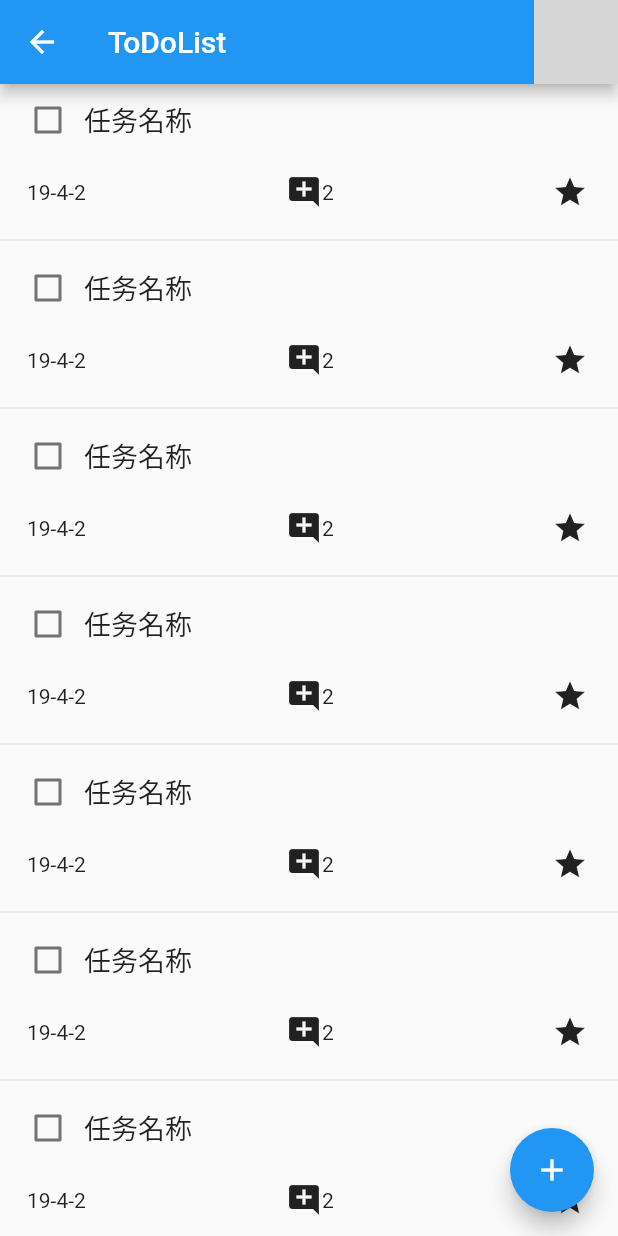
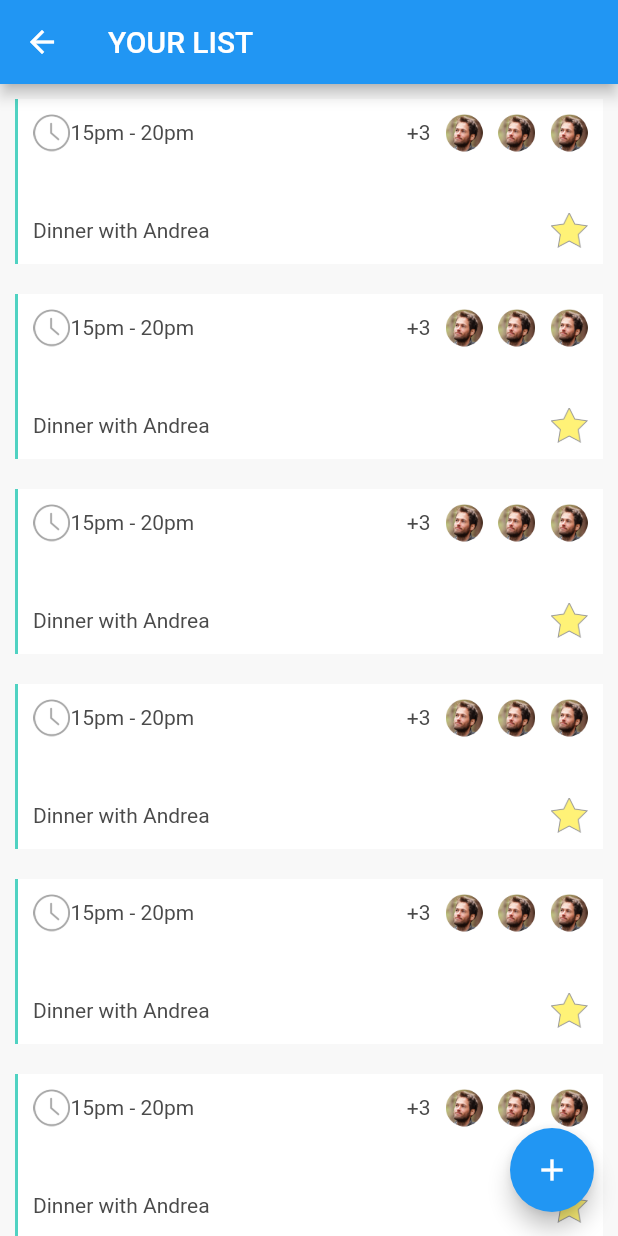
Before and after one commit to JsouLiang/ToDoList, a Flutter app: the TodoListPage screen opened directly, on a phone screen of 412 x 824 dp. Run offline on Flutter 3.47's test engine with Material 2 defaults, Android fonts, the phone set to English and light mode, and no system bars; our stand-ins replace image_picker; Roboto replaces fonts that are missing (Avenir); grey boxes are pictures that could not be loaded.

Commit message:
List Page

```diff
--- a/lib/app/pages/todo_list_page.dart
+++ b/lib/app/pages/todo_list_page.dart
@@ -1,51 +1,55 @@
+import 'dart:math';
+
 import 'package:flutter/material.dart';
-
-import '../components/profile_image_component.dart';
-import 'user_grid_list_page.dart';
 
 class TodoListPage extends StatefulWidget {
   @override
   State<StatefulWidget> createState() => TodoListState();
 }
 
+const Color DOING_TASK_COLOR = Color.fromARGB(255, 80, 210, 194);
+const Color LATER_TASK_COLOR = Color.fromARGB(255, 255, 51, 102);
+
 class TodoListState extends State<TodoListPage> {
+  @override
+  void initState() {
+    // TODO: implement initState
+    super.initState();
+    List<List<int>> datas = [
+      [1, 2],
+      [1, 2, 3, 4],
+      [1],
+      [1, 2]
+    ];
+  }
+
   @override
   Widget build(BuildContext context) {
     return Scaffold(
       appBar: AppBar(
-        title: Text('ToDoList'),
+        title: Text('YOUR LIST'),
 //        leading: Text(''),
         actions: <Widget>[
-          ProfileImage(
-            NetworkImage(
-                'https://ss1.bdstatic.com/70cFvXSh_Q1YnxGkpoWK1HF6hhy/it/u=3882265467,3924971696&fm=27&gp=0.jpg'),
-            Size(kBottomNavigationBarHeight, kBottomNavigationBarHeight),
-            onTapAction: () {
-              Route route =
-                  MaterialPageRoute(builder: (context) => UserGridListPage());
-              Navigator.push(context, route);
-            },
-          ),
-//          Container(
-//            padding: const EdgeInsets.all(8.0),
-//            child: IconButton(
-//              icon: Icon(Icons.account_circle),
-//              onPressed: () {
-//
-//              },
-//            ),
-//          )
+//          ProfileImage(
+//            NetworkImage(
+//                'https://ss1.bdstatic.com/70cFvXSh_Q1YnxGkpoWK1HF6hhy/it/u=3882265467,3924971696&fm=27&gp=0.jpg'),
+//            Size(kBottomNavigationBarHeight, kBottomNavigationBarHeight),
+//            onTapAction: () {
+//              Route route =
+//                  MaterialPageRoute(builder: (context) => UserGridListPage());
+//              Navigator.push(context, route);
+//            },
+//              ),
         ],
       ),
       body: Center(
-        child: ListView.separated(
-            separatorBuilder: (BuildContext context, int index) {
-              return Divider();
-            },
-            itemCount: 50,
-            itemBuilder: (BuildContext context, int index) {
-              return _buildRow();
-            }),
+        child: Container(
+          decoration: BoxDecoration(color: Color.fromARGB(255, 248, 248, 248)),
+          child:
+              ListView.builder(itemBuilder: (BuildContext context, int index) {
+            return _buildRow(index);
+          }),
+        ),
       ),
       floatingActionButton: FloatingActionButton(
         heroTag: "Add",
@@ -56,73 +60,102 @@ class TodoListState extends State<TodoListPage> {
     );
   }
 
-  Widget _buildRow() {
+  Widget _avatarWidget(String assetURI) {
+    return Image.asset(
+      assetURI,
+      width: 25.0,
+      height: 25.0,
+    );
+  }
+
+  TextStyle _descTitleStyle() {
+    return TextStyle(
+        color: Color.fromARGB(255, 74, 74, 74),
+        fontSize: 14,
+        fontFamily: 'Avenir');
+  }
+
+  Widget _buildRow(int index) {
+    if (index == 50) return null;
+    int avatarCount = 4;
+    List<String> avatarURLs = [
+      'assets/images/avatar.png',
+      'assets/images/avatar.png',
+      'assets/images/avatar.png',
+      'assets/images/avatar.png'
+    ];
+    List<Widget> avatarWidgets = [];
+    // 0 <= maxCount <= 3
+    int maxCount = min(3, max(avatarURLs.length, 0));
+    for (int index = 0; index < maxCount; ++index) {
+      avatarWidgets.add(Padding(
+        padding: const EdgeInsets.fromLTRB(10, 0, 0, 0),
+        child: _avatarWidget(avatarURLs[index]),
+      ));
+    }
+
     Widget titleRow = Row(
+      mainAxisAlignment: MainAxisAlignment.spaceBetween,
       children: <Widget>[
-        Checkbox(
-          value: false,
-          activeColor: Colors.red, //选中时的颜色
-          onChanged: (value) {
-            setState(() {
-//              _checkboxSelected=value;
-            });
-          },
+        Row(
+          children: <Widget>[
+            Image.asset(
+              'assets/images/group.png',
+              width: 25.0,
+              height: 25.0,
+            ),
+            Text(
+              '15pm - 20pm',
+              style: _descTitleStyle(),
+            )
+          ],
         ),
-        Expanded(
-          child: Text(
-            '任务名称',
-            style: TextStyle(fontWeight: FontWeight.w500, fontSize: 18.0),
-          ),
+        Row(
+          children: <Widget>[
+            avatarCount > 3
+                ? Text(
+                    "+3",
+                    style: _descTitleStyle(),
+                  )
+                : null,
+            Row(children: avatarWidgets),
+          ],
         )
       ],
     );
 
     Widget timeRow = Row(
       mainAxisAlignment: MainAxisAlignment.spaceBetween,
-      crossAxisAlignment: CrossAxisAlignment.center,
       children: <Widget>[
-        Padding(
-          padding: const EdgeInsets.fromLTRB(10.0, 0.0, 0.0, 0.0),
-          child: Text('19-4-2'),
+        Text(
+          'Dinner with Andrea',
+          style: _descTitleStyle(),
         ),
-        // 这是评论数，评论数由一个评论图标和具体的评论数构成，所以是一个Row组件
         Container(
-          child: Row(
-            // 为了让评论数显示在最右侧，所以需要外面的Expanded和这里的MainAxisAlignment.end
-            mainAxisAlignment: MainAxisAlignment.end,
-            children: <Widget>[
-              Icon(Icons.add_comment),
-              Text("2"),
-//              Image.asset('./images/ic_comment.png',
-//                  width: 16.0, height: 16.0),
-            ],
+          child: Image.asset(
+            'assets/images/Star.png',
+            width: 25.0,
+            height: 25.0,
           ),
-        ),
-        IconButton(
-          icon: Icon(Icons.star),
-          onPressed: () {},
         )
       ],
     );
 
-    return Row(
-      children: <Widget>[
-        Expanded(
-          flex: 1,
-          child: Padding(
-            padding: const EdgeInsets.fromLTRB(8.0, 0, 8.0, 0),
-            child: Column(
-              children: <Widget>[
-                titleRow,
-                new Padding(
-                  padding: const EdgeInsets.fromLTRB(0.0, 0.0, 0.0, 0.0),
-                  child: timeRow,
-                )
-              ],
-            ),
-          ),
-        )
-      ],
+    return Container(
+      child: Container(
+        decoration: BoxDecoration(
+            color: Colors.white,
+            border: Border(
+              left: BorderSide(width: 2, color: DOING_TASK_COLOR),
+            )),
+        height: 110.0,
+        margin: const EdgeInsets.all(10.0),
+        padding: const EdgeInsets.all(10.0),
+        child: Column(
+          mainAxisAlignment: MainAxisAlignment.spaceBetween,
+          children: <Widget>[titleRow, timeRow],
+        ),
+      ),
     );
   }
 }
--- a/lib/main.dart
+++ b/lib/main.dart
@@ -1,4 +1,5 @@
 import 'package:flutter/material.dart';
+import 'package:todo_list/app/pages/todo_list_page.dart';
 
 void main() => runApp(MyApp());
 
@@ -9,18 +10,9 @@ class MyApp extends StatelessWidget {
     return MaterialApp(
       title: 'Flutter Demo',
       theme: ThemeData(
-        // This is the theme of your application.
-        //
-        // Try running your application with "flutter run". You'll see the
-        // application has a blue toolbar. Then, without quitting the app, try
-        // changing the primarySwatch below to Colors.green and then invoke
-        // "hot reload" (press "r" in the console where you ran "flutter run",
-        // or simply save your changes to "hot reload" in a Flutter IDE).
-        // Notice that the counter didn't reset back to zero; the application
-        // is not restarted.
         primarySwatch: Colors.blue,
       ),
-      home: MyHomePage(title: 'Flutter Demo Home Page'),
+      home: TodoListPage(),
     );
   }
 }
```
Also changed, not shown: pubspec.yaml (+2 -35 lines), assets/images/Star.png (added), assets/images/avatar.png (added), assets/images/avatar2.png (added), assets/images/group.png (added), assets/images/more.png (added), 5 other files.
